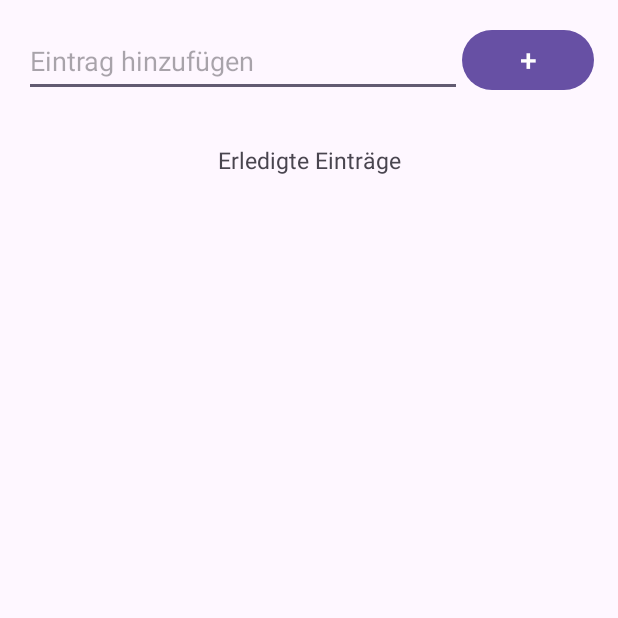
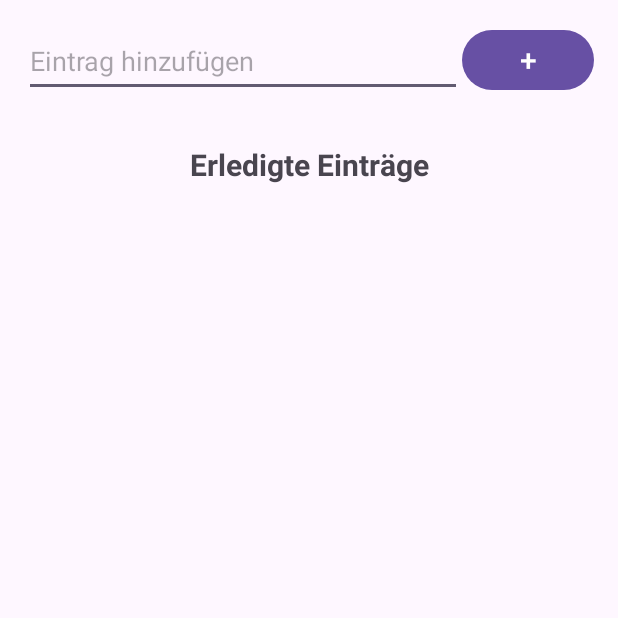
Before and after one commit to Cr4zyFl1x/hsw-recipeapp, an Android app: the fragment ShoppingListFragment shown on its own in the app's theme, on a phone screen of 412 x 824 dp, the top half of it. Run offline under Robolectric (Android 15) with nearby library versions, the phone set to English and light mode, and no system bars.

Commit message:
small fixes

```diff
--- a/app/src/main/res/layout/fragment_shopping_list.xml
+++ b/app/src/main/res/layout/fragment_shopping_list.xml
@@ -24,12 +24,12 @@
                 android:inputType="text"
                 android:ems="10"
                 android:id="@+id/addEntryInput"
-                android:hint="Eintrag hinzufügen"
+                android:hint="@string/eintrag_hinzufuegen"
                 android:layout_weight="1" />
 
 
         <Button
-                android:text="+"
+                android:text="@string/plus_symbol"
                 android:layout_width="wrap_content"
                 android:layout_height="48dp"
                 android:textSize="20sp"
@@ -38,7 +38,7 @@
                 android:foregroundGravity="right" />
     </LinearLayout>
 
-    <FrameLayout
+    <androidx.recyclerview.widget.RecyclerView
             android:layout_width="match_parent"
             android:layout_height="wrap_content"
             app:layout_constraintTop_toBottomOf="@+id/linearLayout"
@@ -47,12 +47,10 @@
             app:layout_constraintEnd_toEndOf="parent"
             android:layout_marginEnd="16dp"
             android:layout_marginTop="16dp"
-            android:id="@+id/activeEntriesList">
-
-    </FrameLayout>
+            android:id="@+id/activeEntriesList"/>
 
     <TextView
-            android:text="Erledigte Einträge"
+            android:text="@string/erledigte_eintraege"
             android:layout_width="wrap_content"
             android:layout_height="wrap_content"
             android:id="@+id/completedEntriesText"
@@ -61,7 +59,8 @@
             app:layout_constraintStart_toStartOf="parent"
             app:layout_constraintHorizontal_bias="0.5"
             app:layout_constraintEnd_toEndOf="parent"
-            android:textSize="15sp" />
+            android:textSize="20sp"
+            android:textStyle="bold" />
 
     <androidx.recyclerview.widget.RecyclerView
             android:layout_width="match_parent"
--- a/app/src/main/res/layout/fragment_shopping_list_item_active.xml
+++ b/app/src/main/res/layout/fragment_shopping_list_item.xml
@@ -7,7 +7,7 @@
     <CheckBox
             android:layout_width="match_parent"
             android:layout_height="wrap_content"
-            android:text="custom checkbox"
+            android:text="Test"
             android:id="@+id/entryText"
             android:paddingBottom="4dp"
             android:paddingVertical="4dp"
--- a/app/src/main/res/values/strings.xml
+++ b/app/src/main/res/values/strings.xml
@@ -43,4 +43,11 @@
         libero vel nunc consequat, quis tincidunt nisl eleifend. Cras bibendum enim a justo luctus
         vestibulum. Fusce dictum libero quis erat maximus, vitae volutpat diam dignissim.
     </string>
+    <string name="erledigte_eintraege">Erledigte Einträge</string>
+    <string name="plus_symbol">+</string>
+    <string name="eintrag_hinzufuegen">Eintrag hinzufügen</string>
+    <string name="suchen">Suchen</string>
+    <string name="mein_standort">Mein Standort</string>
+    <string name="aktuelle_vorhersage">Aktuelle Vorhersage</string>
+    <string name="suche">Suche</string>
 </resources>
```
Also changed, not shown: app/src/main/res/layout/fragment_shopping_list_item_completed.xml (deleted, +0 -19 lines), app/src/main/res/layout/fragment_weather.xml (+6 -6 lines).
